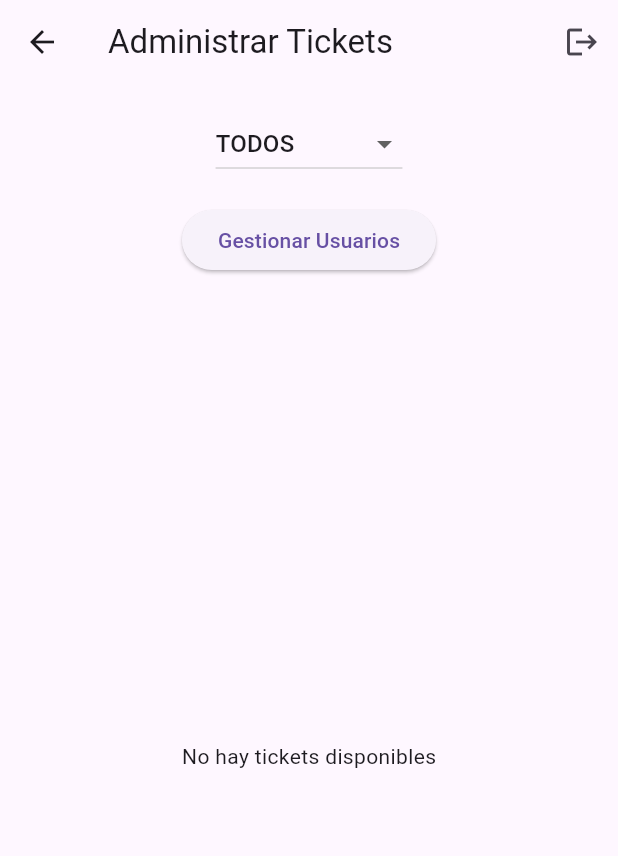
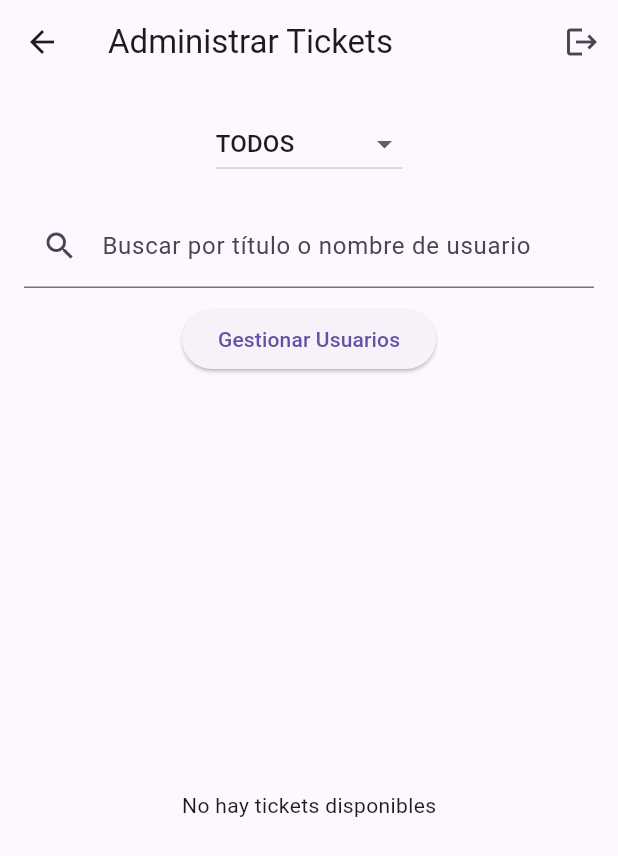
Before and after one commit to Vela2001/Proyecto-Tickets-Moviles_II, a Flutter app: the AdminTicketsScreen screen opened directly, on a phone screen of 412 x 824 dp. Shown: the top 856 px of the screen. Run offline on Flutter 3.47's test engine with Material 3 defaults, Android fonts, the light colour scheme and no system bars; our stand-ins replace cloud_firestore, firebase_auth, firebase_core, flutter_dotenv, pdf; accounts and stored records are empty.

Commit message:
Gestion de tickets 2.0

```diff
--- a/lib/screens/admin_tickets_screen.dart
+++ b/lib/screens/admin_tickets_screen.dart
@@ -13,7 +13,16 @@ class AdminTicketsScreen extends StatefulWidget {
 }
 
 class _AdminTicketsScreenState extends State<AdminTicketsScreen> {
+  String _searchQuery = '';
+  TextEditingController _searchController = TextEditingController();
+
   String _filterStatus = 'todos';
+
+  @override
+  void dispose() {
+    _searchController.dispose();
+    super.dispose();
+  }
 
   @override
   Widget build(BuildContext context) {
@@ -52,6 +61,33 @@ class _AdminTicketsScreenState extends State<AdminTicketsScreen> {
               },
             ),
           ),
+          Padding(
+            padding: const EdgeInsets.symmetric(horizontal: 16.0),
+            child: TextField(
+              controller: _searchController,
+              decoration: InputDecoration(
+                labelText: 'Buscar por título o nombre de usuario',
+                prefixIcon: Icon(Icons.search),
+                suffixIcon: _searchQuery.isNotEmpty
+                    ? IconButton(
+                        icon: Icon(Icons.clear),
+                        onPressed: () {
+                          setState(() {
+                            _searchQuery = '';
+                            _searchController.clear();
+                          });
+                        },
+                      )
+                    : null,
+              ),
+              onChanged: (value) {
+                setState(() {
+                  _searchQuery = value.toLowerCase().trim();
+                });
+              },
+            ),
+          ),
+          SizedBox(height: 10),
           ElevatedButton(
             child: Text('Gestionar Usuarios'),
             onPressed: () {
@@ -86,16 +122,27 @@ class _AdminTicketsScreenState extends State<AdminTicketsScreen> {
         }
 
         final tickets = snapshot.data!;
+        final filteredTickets = tickets.where((ticket) {
+          final titulo = ticket.titulo.toLowerCase();
+          final nombre = ticket.usuarioNombre.toLowerCase();
+          return titulo.contains(_searchQuery) || nombre.contains(_searchQuery);
+        }).toList();
+
+        if (filteredTickets.isEmpty) {
+          return Center(
+              child: Text('No hay tickets que coincidan con la búsqueda'));
+        }
 
         return ListView.builder(
-          itemCount: (_filterStatus == 'todos' ? 1 : 0) + tickets.length,
+          itemCount:
+              (_filterStatus == 'todos' ? 1 : 0) + filteredTickets.length,
           itemBuilder: (context, index) {
             if (_filterStatus == 'todos' && index == 0) {
-              return DashboardWidget(tickets: tickets);
+              return DashboardWidget(
+                  tickets: tickets); // NOTA: aquí sí van todos
             }
-
             final ticket =
-                tickets[_filterStatus == 'todos' ? index - 1 : index];
+                filteredTickets[_filterStatus == 'todos' ? index - 1 : index];
             return Card(
               child: ListTile(
                 title: Text(ticket.titulo),
```
